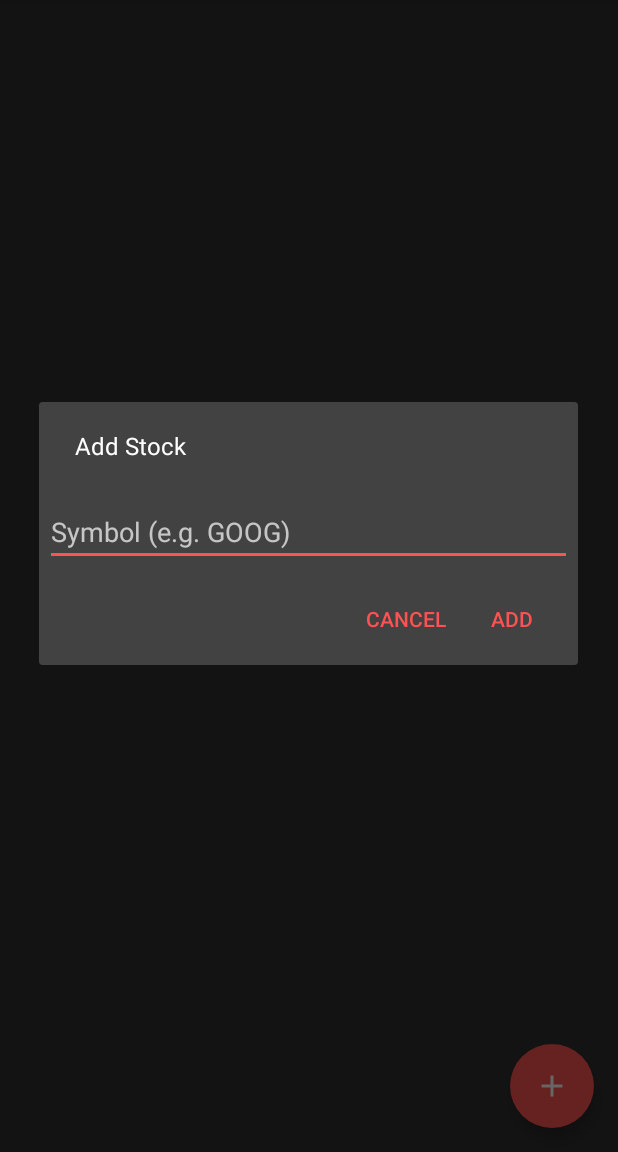
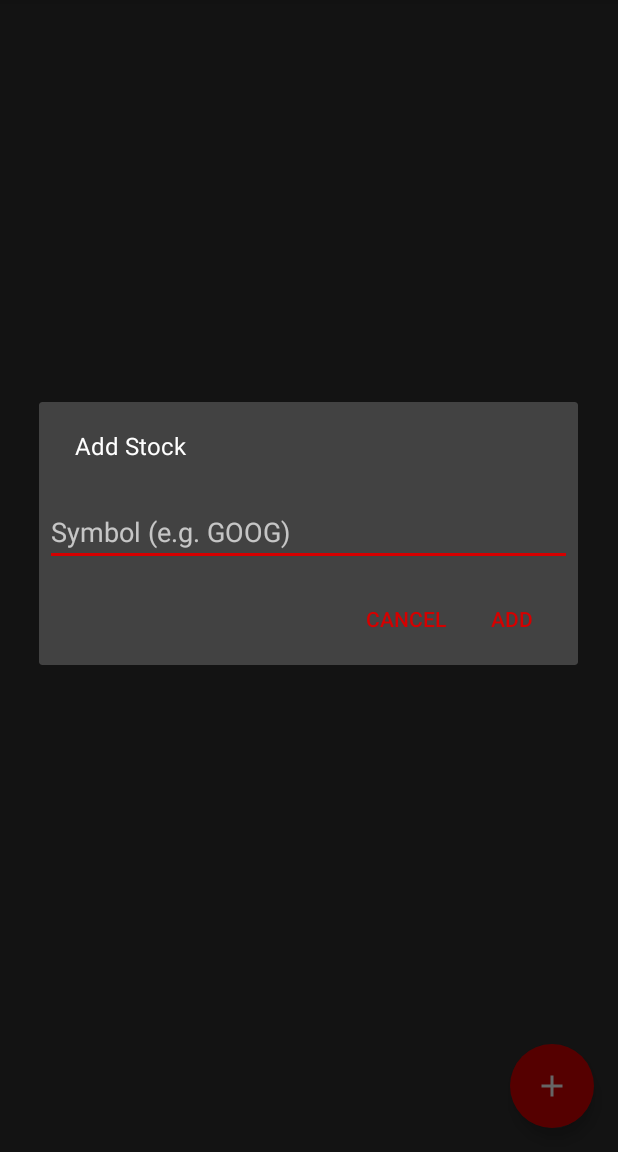
Before and after one commit to jinyanliu/StockHawk, an Android app: the screen it shows after launch (MainActivity), after a tap on an icon or button, on a phone screen of 412 x 824 dp, the part 84-1236 px from its top. Run offline under Robolectric (Android 15) with nearby library versions, the phone set to English and light mode, and no system bars; our stand-ins replace ButterKnife, Timber; libraries missing offline, so code that uses them is left out: yahoofinance.histquotes, yahoofinance.quotes.stock; 2 statements that could not run were skipped.

Commit message:
Continue styling the chart. And colors with main screen and detail screen. Aim for consistency.

```diff
--- a/app/src/main/java/com/udacity/stockhawk/MyXAxisValueFormatter.java
+++ b/app/src/main/java/com/udacity/stockhawk/utility/MyXAxisValueFormatter.java
@@ -1,9 +1,10 @@
-package com.udacity.stockhawk;
+package com.udacity.stockhawk.utility;
 
 import android.util.Log;
 
 import com.github.mikephil.charting.components.AxisBase;
 import com.github.mikephil.charting.formatter.IAxisValueFormatter;
+import com.udacity.stockhawk.R;
 
 import java.util.Calendar;
 
@@ -24,7 +25,7 @@ public class MyXAxisValueFormatter implements IAxisValueFormatter {
             cl.setTimeInMillis(Long.parseLong(values[i]));
             String date = "" + cl.get(Calendar.DAY_OF_MONTH) + "/" + cl.get(Calendar.MONTH) + "/" + cl.get(Calendar.YEAR);
             if (date == null || date.equals("")) {
-                Log.e(TAG, "date is empty");
+                Log.e(TAG, String.valueOf(R.string.log_date_invalid));
             } else {
                 labels[i] = date;
             }
--- a/app/src/main/res/drawable/percent_change_pill_green.xml
+++ b/app/src/main/res/drawable/percent_change_pill_green.xml
@@ -1,6 +1,6 @@
 <?xml version="1.0" encoding="utf-8"?>
 <shape xmlns:android="http://schemas.android.com/apk/res/android"
     android:shape="rectangle">
-    <solid android:color="@color/material_green_700" />
+    <solid android:color="@color/colorPrimary" />
     <corners android:radius="4dp" />
 </shape>
--- a/app/src/main/res/drawable/percent_change_pill_red.xml
+++ b/app/src/main/res/drawable/percent_change_pill_red.xml
@@ -1,6 +1,6 @@
 <?xml version="1.0" encoding="utf-8"?>
 <shape xmlns:android="http://schemas.android.com/apk/res/android"
     android:shape="rectangle">
-    <solid android:color="@color/material_red_700" />
+    <solid android:color="@color/colorAccent" />
     <corners android:radius="4dp" />
 </shape>
--- a/app/src/main/res/values/colors.xml
+++ b/app/src/main/res/values/colors.xml
@@ -2,10 +2,7 @@
 <resources>
     <color name="colorPrimary">#4CAF50</color>
     <color name="colorPrimaryDark">#388E3C</color>
-    <color name="colorAccent">#FF5252</color>
+    <color name="colorAccent">#D50000</color>
     <color name="colorPrimaryLight">#C8E6C9</color>
 
-    <color name="material_red_700">#D50000</color>
-    <color name="material_green_700">#00C853</color>
-
 </resources>
--- a/app/src/main/res/values/strings.xml
+++ b/app/src/main/res/values/strings.xml
@@ -35,4 +35,7 @@
     <!-- Half title of the Detail Activity -->
     <string name="symbol_history_detail_title">History</string>
 
+    <!-- Error Log message when transfer milliseconds to date in MyXAxisValueFormatter. -->
+    <string name="log_date_invalid">Date is invalid.</string>
+
 </resources>
```
Also changed, not shown: app/src/main/java/com/udacity/stockhawk/ui/DetailActivity.java (+7 -3 lines), app/src/main/java/com/udacity/stockhawk/utility/MyYAxisValueFormatter.java (added, +26 -0 lines).
